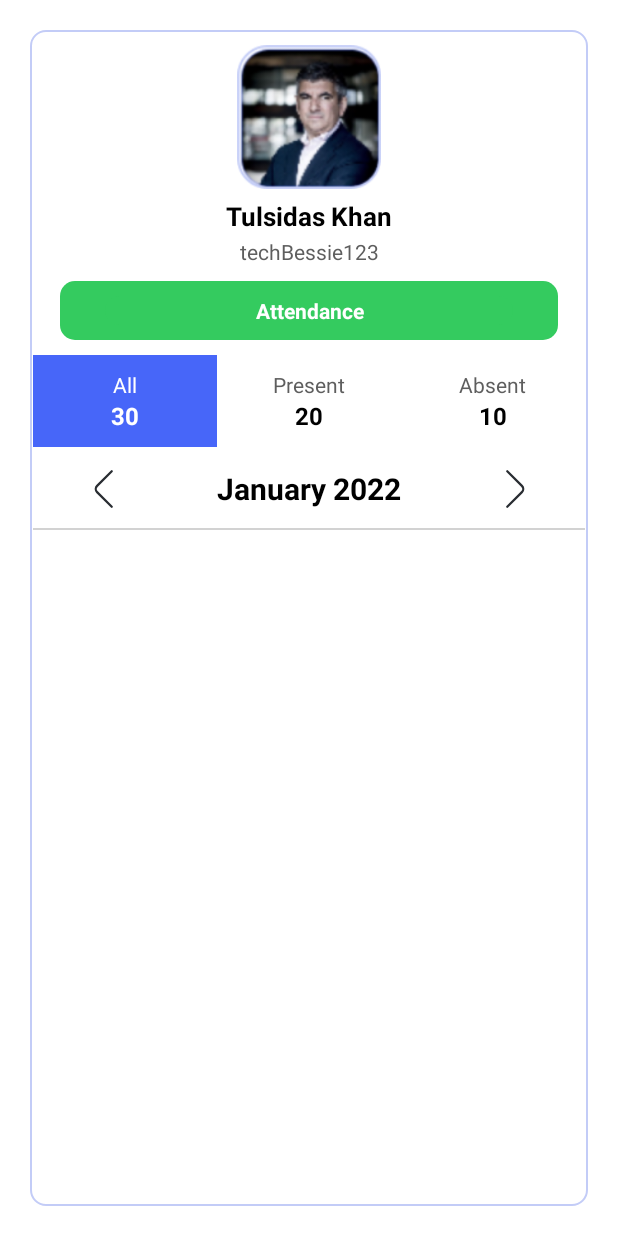
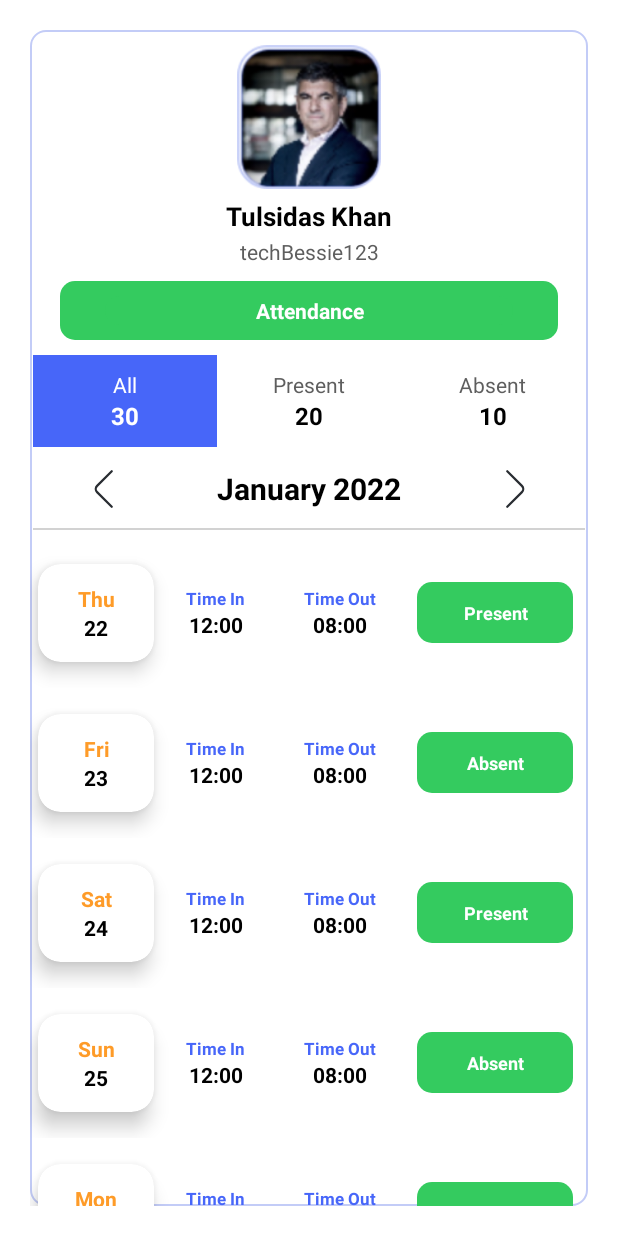
Before and after one commit to shubsharma007/Staffin-Employees-1, an Android app: the fragment AttendanceFragment shown on its own in the app's theme, on a phone screen of 412 x 824 dp. Run offline under Robolectric (Android 15) with nearby library versions, the phone set to English and light mode, and no system bars.

Commit message:
gudi padwa

```diff
--- a/app/src/main/java/com/example/staffinemployees/Adapters/AttendanceAdapter.java
+++ b/app/src/main/java/com/example/staffinemployees/Adapters/AttendanceAdapter.java
@@ -1,4 +1,65 @@
 package com.example.staffinemployees.Adapters;
 
-public class AttendanceAdapter {
+import android.content.Context;
+import android.view.LayoutInflater;
+import android.view.View;
+import android.view.ViewGroup;
+import android.widget.TextView;
+
+import androidx.annotation.NonNull;
+import androidx.appcompat.widget.AppCompatButton;
+import androidx.appcompat.widget.AppCompatTextView;
+import androidx.recyclerview.widget.RecyclerView;
+
+import com.example.staffinemployees.R;
+import com.example.staffinemployees.Response.AttendanceResponse;
+
+import java.util.List;
+
+public class AttendanceAdapter extends RecyclerView.Adapter<AttendanceAdapter.AttendanceViewHolder> {
+
+    List<AttendanceResponse> attendanceResponseList;
+    Context context;
+
+    public AttendanceAdapter(List<AttendanceResponse> attendanceResponseList, Context context) {
+        this.attendanceResponseList = attendanceResponseList;
+        this.context = context;
+    }
+
+    @NonNull
+    @Override
+    public AttendanceAdapter.AttendanceViewHolder onCreateViewHolder(@NonNull ViewGroup parent, int viewType) {
+        LayoutInflater inflater = LayoutInflater.from(context);
+        View view = inflater.inflate(R.layout.rv_month_attendance_layout, parent, false);
+        return new AttendanceViewHolder(view);
+    }
+
+    @Override
+    public void onBindViewHolder(@NonNull AttendanceAdapter.AttendanceViewHolder holder, int position) {
+        AttendanceResponse singleUnit = attendanceResponseList.get(position);
+        holder.dayTv.setText(singleUnit.getDay());
+        holder.dateTv.setText(singleUnit.getDate());
+        holder.inTimeTv.setText(singleUnit.getInTime());
+        holder.outTimeTv.setText(singleUnit.getOutTime());
+        holder.status.setText(singleUnit.getStatus());
+    }
+
+    @Override
+    public int getItemCount() {
+        return attendanceResponseList.size();
+    }
+
+    public class AttendanceViewHolder extends RecyclerView.ViewHolder {
+        TextView dateTv, dayTv, inTimeTv, outTimeTv;
+        AppCompatTextView status;
+
+        public AttendanceViewHolder(@NonNull View itemView) {
+            super(itemView);
+            dateTv = itemView.findViewById(R.id.dateTv);
+            dayTv = itemView.findViewById(R.id.dayTv);
+            inTimeTv = itemView.findViewById(R.id.inTimeTv);
+            outTimeTv = itemView.findViewById(R.id.outTimeTv);
+            status = itemView.findViewById(R.id.status);
+        }
+    }
 }
--- a/app/src/main/java/com/example/staffinemployees/Fragment/AttendanceFragment.java
+++ b/app/src/main/java/com/example/staffinemployees/Fragment/AttendanceFragment.java
@@ -3,6 +3,7 @@ package com.example.staffinemployees.Fragment;
 import android.os.Bundle;
 
 import androidx.fragment.app.Fragment;
+import androidx.recyclerview.widget.LinearLayoutManager;
 
 import android.view.LayoutInflater;
 import android.view.View;
@@ -10,19 +11,38 @@ import android.view.ViewGroup;
 import android.widget.AdapterView;
 import android.widget.ArrayAdapter;
 
+import com.example.staffinemployees.Adapters.AttendanceAdapter;
 import com.example.staffinemployees.R;
+import com.example.staffinemployees.Response.AttendanceResponse;
 import com.example.staffinemployees.databinding.FragmentAttendanceBinding;
+
+import java.util.ArrayList;
+import java.util.List;
 
 public class AttendanceFragment extends Fragment {
     FragmentAttendanceBinding binding;
 
-
+    List<AttendanceResponse> attendanceResponseList;
 
     @Override
     public View onCreateView(LayoutInflater inflater, ViewGroup container,
                              Bundle savedInstanceState) {
         binding = FragmentAttendanceBinding.inflate(inflater, container, false);
 
+        attendanceResponseList = new ArrayList<>();
+        attendanceResponseList.add(new AttendanceResponse("Thu", "22", "Present", "12:00", "08:00"));
+        attendanceResponseList.add(new AttendanceResponse("Fri", "23", "Absent", "12:00", "08:00"));
+        attendanceResponseList.add(new AttendanceResponse("Sat", "24", "Present", "12:00", "08:00"));
+        attendanceResponseList.add(new AttendanceResponse("Sun", "25", "Absent", "12:00", "08:00"));
+        attendanceResponseList.add(new AttendanceResponse("Mon", "26", "Present", "12:00", "08:00"));
+        attendanceResponseList.add(new AttendanceResponse("Tue", "27", "Absent", "12:00", "08:00"));
+        attendanceResponseList.add(new AttendanceResponse("Wed", "28", "Present", "12:00", "08:00"));
+        attendanceResponseList.add(new AttendanceResponse("Thu", "29", "Absent", "12:00", "08:00"));
+
+
+        binding.recyclerView.setAdapter(new AttendanceAdapter(attendanceResponseList, getContext()));
+        binding.recyclerView.setLayoutManager(new LinearLayoutManager(getContext()));
+
         return binding.getRoot();
     }
 }
--- /dev/null
+++ b/app/src/main/java/com/example/staffinemployees/Response/AttendanceResponse.java
@@ -0,0 +1,58 @@
+package com.example.staffinemployees.Response;
+
+public class AttendanceResponse {
+
+    private String day;
+    private String date;
+    private String status;
+    private String inTime;
+    private String outTime;
+
+    public String getDay() {
+        return day;
+    }
+
+    public void setDay(String day) {
+        this.day = day;
+    }
+
+    public String getDate() {
+        return date;
+    }
+
+    public void setDate(String date) {
+        this.date = date;
+    }
+
+    public String getStatus() {
+        return status;
+    }
+
+    public void setStatus(String status) {
+        this.status = status;
+    }
+
+    public String getInTime() {
+        return inTime;
+    }
+
+    public void setInTime(String inTime) {
+        this.inTime = inTime;
+    }
+
+    public String getOutTime() {
+        return outTime;
+    }
+
+    public void setOutTime(String outTime) {
+        this.outTime = outTime;
+    }
+
+    public AttendanceResponse(String day, String date, String status, String inTime, String outTime) {
+        this.day = day;
+        this.date = date;
+        this.status = status;
+        this.inTime = inTime;
+        this.outTime = outTime;
+    }
+}
--- a/app/src/main/res/layout/fragment_attendance.xml
+++ b/app/src/main/res/layout/fragment_attendance.xml
@@ -234,6 +234,7 @@
         <androidx.recyclerview.widget.RecyclerView
             android:layout_width="match_parent"
             android:layout_height="0dp"
+            android:id="@+id/recyclerView"
             android:layout_marginTop="5dp"
             app:layout_constraintBottom_toBottomOf="parent"
             app:layout_constraintEnd_toEndOf="parent"
--- a/app/src/main/res/layout/rv_month_attendance_layout.xml
+++ b/app/src/main/res/layout/rv_month_attendance_layout.xml
@@ -1,49 +1,57 @@
 <?xml version="1.0" encoding="utf-8"?>
-<androidx.constraintlayout.widget.ConstraintLayout xmlns:android="http://schemas.android.com/apk/res/android"
+<LinearLayout xmlns:android="http://schemas.android.com/apk/res/android"
     xmlns:app="http://schemas.android.com/apk/res-auto"
     android:layout_width="match_parent"
-    android:layout_height="wrap_content">
-
-    <androidx.cardview.widget.CardView
-        android:id="@+id/card1"
-        android:layout_width="wrap_content"
-        android:layout_height="wrap_content"
-        android:layout_marginHorizontal="5dp"
-        android:layout_marginVertical="10dp"
-        app:cardCornerRadius="15dp"
-        app:cardElevation="8dp"
-        app:layout_constraintBottom_toBottomOf="parent"
-        app:layout_constraintEnd_toStartOf="@+id/ll1"
-        app:layout_constraintHorizontal_bias="0.5"
-        app:layout_constraintHorizontal_chainStyle="spread"
-        app:layout_constraintStart_toStartOf="parent"
-        app:layout_constraintTop_toTopOf="parent">
+    android:layout_height="100dp"
+    android:orientation="horizontal"
+    android:weightSum="3">
 
     <LinearLayout
         android:layout_width="match_parent"
         android:layout_height="match_parent"
+        android:layout_weight="1"
+        android:weightSum="3">
+
+        <androidx.cardview.widget.CardView
+            android:id="@+id/card1"
+            android:layout_width="match_parent"
+            android:layout_height="wrap_content"
+            android:layout_gravity="center"
+            android:layout_marginStart="5dp"
+            android:layout_weight="1"
+            app:cardCornerRadius="15dp"
+            app:cardElevation="8dp">
+
+            <LinearLayout
+                android:layout_width="match_parent"
+                android:layout_height="wrap_content"
+                android:layout_gravity="center"
                 android:orientation="vertical"
-            android:padding="13dp">
+                android:padding="13dp"
+                android:weightSum="2">
 
                 <TextView
-                android:layout_width="wrap_content"
-                android:layout_height="wrap_content"
+                    android:id="@+id/dayTv"
+                    android:layout_width="match_parent"
+                    android:layout_height="match_parent"
                     android:layout_gravity="center"
                     android:layout_weight="1"
                     android:gravity="bottom|center_horizontal"
                     android:text="thurs"
                     android:textColor="@color/yellow"
+                    android:textSize="14sp"
                     android:textStyle="bold" />
 
                 <TextView
-                android:layout_width="wrap_content"
-                android:layout_height="wrap_content"
+                    android:id="@+id/dateTv"
+                    android:layout_width="match_parent"
+                    android:layout_height="match_parent"
                     android:layout_gravity="center"
                     android:layout_weight="1"
                     android:gravity="top|center_horizontal"
                     android:text="12"
                     android:textColor="@color/black"
-                android:textSize="21sp"
+                    android:textSize="14sp"
                     android:textStyle="bold" />
 
             </LinearLayout>
@@ -52,15 +60,13 @@
 
         <LinearLayout
             android:id="@+id/ll1"
-        android:layout_width="wrap_content"
-        android:layout_height="match_parent"
+            android:layout_width="match_parent"
+            android:layout_height="wrap_content"
+            android:layout_gravity="center"
+            android:layout_weight="1"
             android:orientation="vertical"
             android:padding="13dp"
-        app:layout_constraintBottom_toBottomOf="parent"
-        app:layout_constraintEnd_toStartOf="@+id/ll2"
-        app:layout_constraintHorizontal_bias="0.5"
-        app:layout_constraintStart_toEndOf="@+id/card1"
-        app:layout_constraintTop_toTopOf="parent">
+            android:weightSum="2">
 
             <TextView
                 android:layout_width="wrap_content"
@@ -68,34 +74,34 @@
                 android:layout_gravity="center"
                 android:layout_weight="1"
                 android:gravity="bottom|center_horizontal"
-            android:text="thurs"
+                android:text="Time In"
                 android:textColor="@color/bluetext"
+                android:textSize="11sp"
                 android:textStyle="bold" />
 
             <TextView
+                android:id="@+id/inTimeTv"
                 android:layout_width="wrap_content"
                 android:layout_height="wrap_content"
                 android:layout_gravity="center"
                 android:layout_weight="1"
                 android:gravity="top|center_horizontal"
-            android:text="12"
+                android:text="12:00"
                 android:textColor="@color/black"
-            android:textSize="21sp"
+                android:textSize="14sp"
                 android:textStyle="bold" />
 
         </LinearLayout>
 
         <LinearLayout
             android:id="@+id/ll2"
-        android:layout_width="wrap_content"
-        android:layout_height="match_parent"
+            android:layout_width="match_parent"
+            android:layout_height="wrap_content"
+            android:layout_gravity="center"
+            android:layout_weight="1"
             android:orientation="vertical"
             android:padding="13dp"
-        app:layout_constraintBottom_toBottomOf="parent"
-        app:layout_constraintEnd_toStartOf="@+id/appCompatTextView"
-        app:layout_constraintHorizontal_bias="0.5"
-        app:layout_constraintStart_toEndOf="@+id/ll1"
-        app:layout_constraintTop_toTopOf="parent">
+            android:weightSum="2">
 
             <TextView
                 android:layout_width="wrap_content"
@@ -103,40 +109,48 @@
                 android:layout_gravity="center"
                 android:layout_weight="1"
                 android:gravity="bottom|center_horizontal"
-            android:text="thurs"
+                android:text="Time Out"
                 android:textColor="@color/bluetext"
+                android:textSize="11sp"
                 android:textStyle="bold" />
 
             <TextView
+                android:id="@+id/outTimeTv"
                 android:layout_width="wrap_content"
                 android:layout_height="wrap_content"
                 android:layout_gravity="center"
                 android:layout_weight="1"
                 android:gravity="top|center_horizontal"
-            android:text="12"
+                android:text="08:00"
                 android:textColor="@color/black"
-            android:textSize="21sp"
+                android:textSize="14sp"
+                android:textStyle="bold" />
+
+        </LinearLayout>
+    </LinearLayout>
+
+    <LinearLayout
+        android:layout_width="match_parent"
+        android:layout_height="wrap_content"
+        android:layout_gravity="center"
+        android:layout_weight="2">
+
+        <TextView
+            android:id="@+id/status"
+            android:layout_width="match_parent"
+            android:layout_height="wrap_content"
+            android:layout_gravity="center"
+            android:layout_marginHorizontal="10dp"
+            android:layout_weight="1"
+            android:background="@drawable/bg_green"
+            android:gravity="center"
+            android:paddingVertical="12dp"
+            android:text="Present"
+            android:textColor="@color/white"
+            android:textSize="12sp"
             android:textStyle="bold" />
 
     </LinearLayout>
 
-    <androidx.appcompat.widget.AppCompatTextView
-        android:id="@+id/appCompatTextView"
-        android:layout_width="wrap_content"
-        android:layout_height="wrap_content"
-        android:layout_gravity="center"
-        android:layout_marginHorizontal="10dp"
-        android:background="@drawable/bg_green"
-        android:gravity="center"
-        android:paddingHorizontal="32dp"
-        android:paddingVertical="12dp"
-        android:text="Present"
-        android:textColor="@color/white"
-        android:textStyle="bold"
-        app:layout_constraintBottom_toBottomOf="parent"
-        app:layout_constraintEnd_toEndOf="parent"
-        app:layout_constraintHorizontal_bias="0.5"
-        app:layout_constraintStart_toEndOf="@+id/ll2"
-        app:layout_constraintTop_toTopOf="parent" />
 
-</androidx.constraintlayout.widget.ConstraintLayout>
+</LinearLayout>
```
Also changed, not shown: app/src/main/AndroidManifest.xml (+7 -0 lines), app/src/main/java/com/example/staffinemployees/CalendarSettingActivity.java (added, +26 -0 lines), app/src/main/res/layout/activity_calendar_setting.xml (added, +81 -0 lines), app/src/main/res/layout/fragment_main.xml (+35 -34 lines), app/src/main/res/layout/rv_event_layout.xml (+8 -7 lines). Lines whose indentation alone changed are shown as unchanged.
